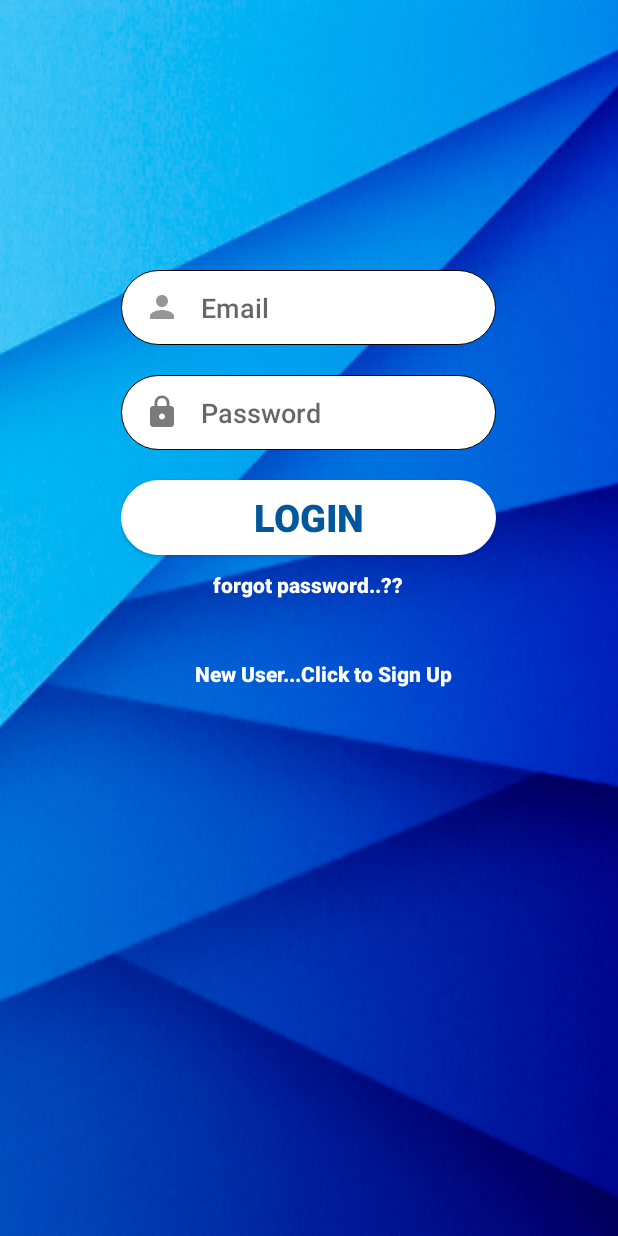
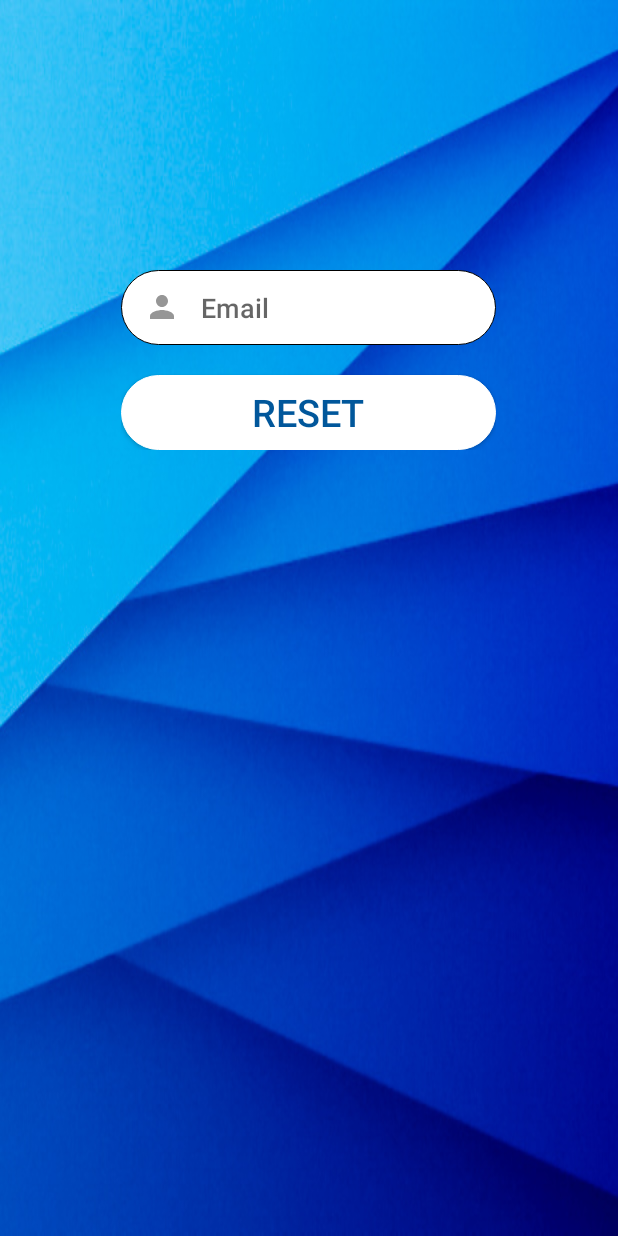
Before and after one commit to Imrozquazi/Agnitio, an Android app: the Login screen opened directly, with no data from a screen before it, after a tap on "forgot password..??", on a phone screen of 412 x 824 dp. Run offline under Robolectric (Android 15) with nearby library versions, the phone set to English and light mode, and no system bars; our stand-ins replace Firebase (no records; nobody signed in at launch, a user with empty details on screens opened directly).

Commit message:
Reset password

```diff
--- a/app/build.gradle
+++ b/app/build.gradle
@@ -104,4 +104,5 @@ dependencies {
 
 
 
+
 apply plugin: 'com.google.gms.google-services'
--- a/app/src/main/AndroidManifest.xml
+++ b/app/src/main/AndroidManifest.xml
@@ -81,7 +81,8 @@
         <activity android:name=".Beg_Borrow_Steal" />
         <activity android:name=".Image_Makeover" />
         <activity android:name=".Murder_Mystery" />
-        <activity android:name=".Element_Sorting"></activity>
+        <activity android:name=".Element_Sorting" />
+        <activity android:name=".forgotpassword"></activity>
     </application>
 
 </manifest>
--- a/app/src/main/java/example/imrozquazi/cover_flow/Login.java
+++ b/app/src/main/java/example/imrozquazi/cover_flow/Login.java
@@ -129,20 +129,7 @@ public class Login extends AppCompatActivity {
 
     public void Reset(View v)
     {
-        String user = mUser.getText().toString();
-        if(user == "")
-        {
-            Toast.makeText(getApplicationContext(),"Enter your email in username",Toast.LENGTH_LONG).show();
-        }
-        else {
-
-            mAuth.sendPasswordResetEmail(user).addOnCompleteListener(new OnCompleteListener<Void>() {
-                @Override
-                public void onComplete(@NonNull Task<Void> task) {
-                    Toast.makeText(getApplicationContext(),"Password Reset Link has been send to your mail address",Toast.LENGTH_LONG).show();
-                }
-            });
-        }
+        startActivity(new Intent(Login.this,forgotpassword.class));
     }
 
 }
--- /dev/null
+++ b/app/src/main/java/example/imrozquazi/cover_flow/forgotpassword.java
@@ -0,0 +1,59 @@
+package example.imrozquazi.cover_flow;
+
+import android.content.Intent;
+import android.support.annotation.NonNull;
+import android.support.v7.app.AppCompatActivity;
+import android.os.Bundle;
+import android.text.TextUtils;
+import android.view.View;
+import android.widget.AutoCompleteTextView;
+import android.widget.Button;
+import android.widget.Toast;
+
+import com.google.android.gms.tasks.OnCompleteListener;
+import com.google.android.gms.tasks.Task;
+import com.google.firebase.auth.FirebaseAuth;
+import com.google.firebase.auth.FirebaseUser;
+
+public class forgotpassword extends AppCompatActivity {
+
+    private AutoCompleteTextView mEmail;
+    private Button mbtn;
+    private FirebaseAuth mAuth;
+    @Override
+    protected void onCreate(Bundle savedInstanceState) {
+        super.onCreate(savedInstanceState);
+        setContentView(R.layout.activity_forgotpassword);
+        mAuth = FirebaseAuth.getInstance();
+        mbtn = (Button) findViewById(R.id.btnreset);
+        mEmail = (AutoCompleteTextView) findViewById(R.id.reset_email);
+
+
+        mbtn.setOnClickListener(new View.OnClickListener() {
+            @Override
+            public void onClick(View v) {
+
+                String email = mEmail.getText().toString();
+                if(TextUtils.isEmpty(email))
+                {
+                    Toast.makeText(getApplication(),"Enter email id",Toast.LENGTH_SHORT).show();
+                    return;
+                }
+
+                mAuth.sendPasswordResetEmail(email).addOnCompleteListener(new OnCompleteListener<Void>() {
+                    @Override
+                    public void onComplete(@NonNull Task<Void> task) {
+
+                        if(task.isSuccessful())
+                        {
+                            Toast.makeText(getApplicationContext(),"Mail has been send to your email id",Toast.LENGTH_LONG).show();
+                            startActivity(new Intent(forgotpassword.this,Login.class));
+                            finish();
+                        }
+                    }
+                });
+
+            }
+        });
+    }
+}
--- /dev/null
+++ b/app/src/main/res/layout/activity_forgotpassword.xml
@@ -0,0 +1,53 @@
+<?xml version="1.0" encoding="utf-8"?>
+<RelativeLayout xmlns:android="http://schemas.android.com/apk/res/android"
+    xmlns:app="http://schemas.android.com/apk/res-auto"
+    xmlns:tools="http://schemas.android.com/tools"
+    android:layout_width="match_parent"
+    android:layout_height="match_parent"
+    tools:context="example.imrozquazi.cover_flow.forgotpassword"
+    android:background="@drawable/backgroundfinal">
+
+
+    <LinearLayout
+        android:layout_width="wrap_content"
+        android:layout_height="wrap_content"
+        android:orientation="vertical"
+        android:layout_centerHorizontal="true"
+        android:layout_marginTop="150dp"
+        >
+
+
+
+        <AutoCompleteTextView
+            android:id="@+id/reset_email"
+            android:layout_width="250dp"
+            android:layout_height="50dp"
+            android:layout_marginTop="30dp"
+            android:layout_gravity="center_horizontal"
+            android:background="@drawable/edittextcorners"
+            android:drawableLeft="@drawable/ic_person_black_24dp"
+            android:hint="   Email"
+            android:inputType="textAutoComplete"
+            android:paddingLeft="15dp"
+            />
+
+
+        <Button
+            android:id="@+id/btnreset"
+            android:layout_width="250dp"
+            android:layout_height="50dp"
+            android:background="@drawable/buttoncorners"
+
+            android:layout_marginTop="20dp"
+            android:gravity="center"
+            android:text="Reset"
+
+            android:paddingLeft="80dp"
+            android:paddingRight="80dp"
+            android:textColor="@color/back"
+            android:textSize="25dp"
+            android:textStyle="normal" />
+
+    </LinearLayout>
+
+</RelativeLayout>
--- a/app/src/main/res/layout/activity_login.xml
+++ b/app/src/main/res/layout/activity_login.xml
@@ -62,6 +62,7 @@
         android:textStyle="bold" />
 
     <TextView
+
         android:layout_width="wrap_content"
         android:layout_height="wrap_content"
         android:layout_gravity="center_horizontal"
```
